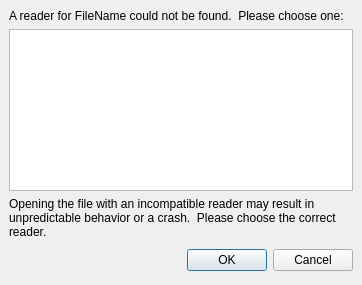
First picture: the form in Qt/Components/Resources/UI/pqSelectReaderDialog.ui, repository wildmichael/ParaView3-enhancements-old, before the edit.
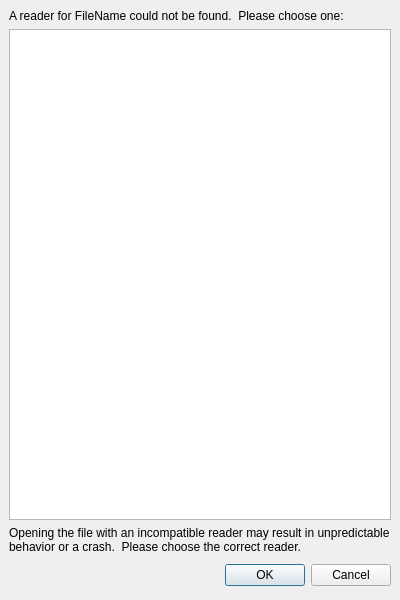
Second picture: the form after the edit.

What changed in the file:
```diff
--- a/Qt/Components/Resources/UI/pqSelectReaderDialog.ui
+++ b/Qt/Components/Resources/UI/pqSelectReaderDialog.ui
@@ -5,8 +5,8 @@
    <rect>
     <x>0</x>
     <y>0</y>
-    <width>362</width>
-    <height>285</height>
+    <width>400</width>
+    <height>600</height>
    </rect>
   </property>
   <property name="windowTitle" >
```
